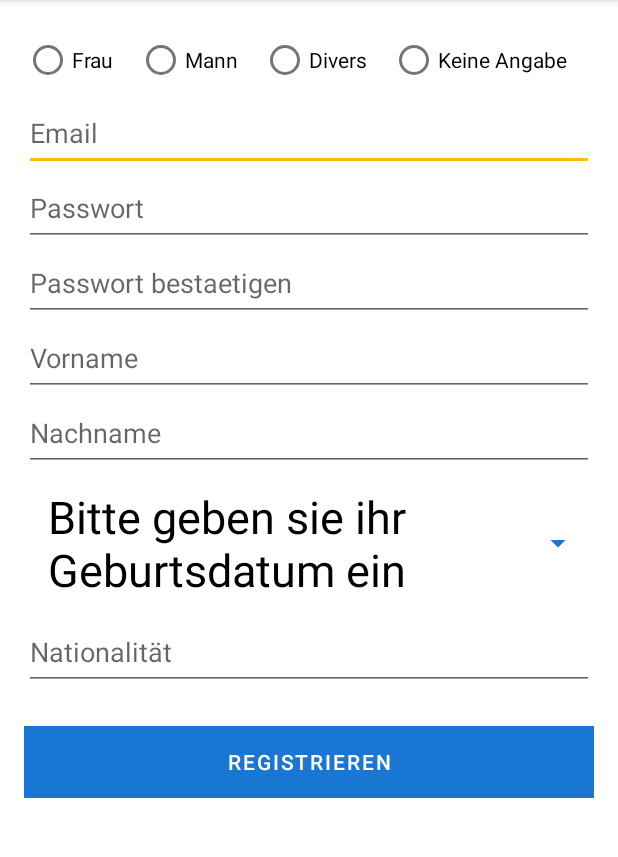
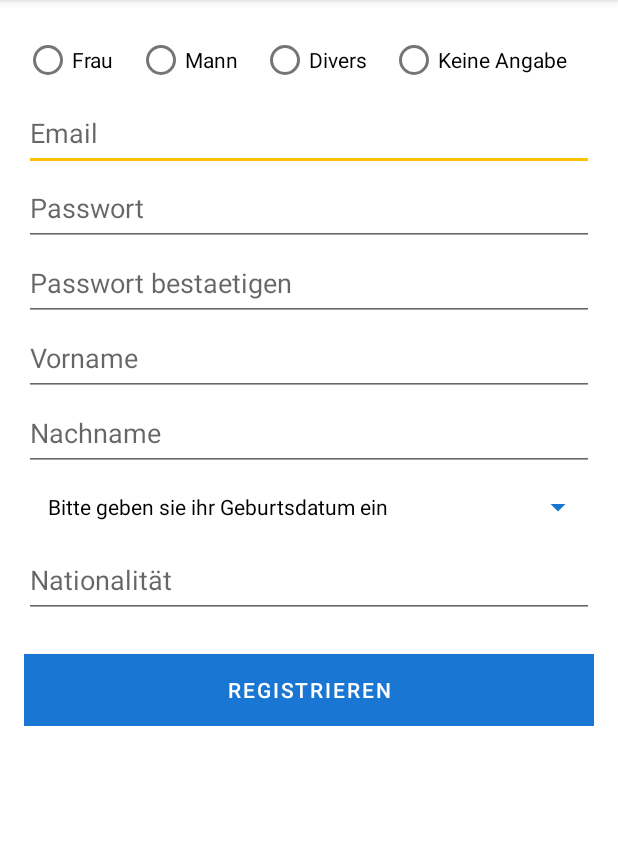
Before and after one commit to melu1025/BehoerdeToGo, an Android app built with Jetpack Compose: the RegistrationActivity screen opened directly, with no data from a screen before it, on a phone screen of 412 x 824 dp, the part 84-941 px from its top. Run offline under Robolectric (Android 15) with nearby library versions, the phone set to English and light mode, and no system bars.

```diff
--- a/app/src/main/res/layout/activity_register.xml
+++ b/app/src/main/res/layout/activity_register.xml
@@ -90,7 +90,7 @@
         android:layout_width="match_parent"
         android:layout_height="wrap_content"
         android:text=""
-        android:textSize="30sp"
+        android:textSize="14sp"
         android:textColor="@color/black"
         style="?android:spinnerStyle"
         android:hint="@string/geburtsdatum"
```
